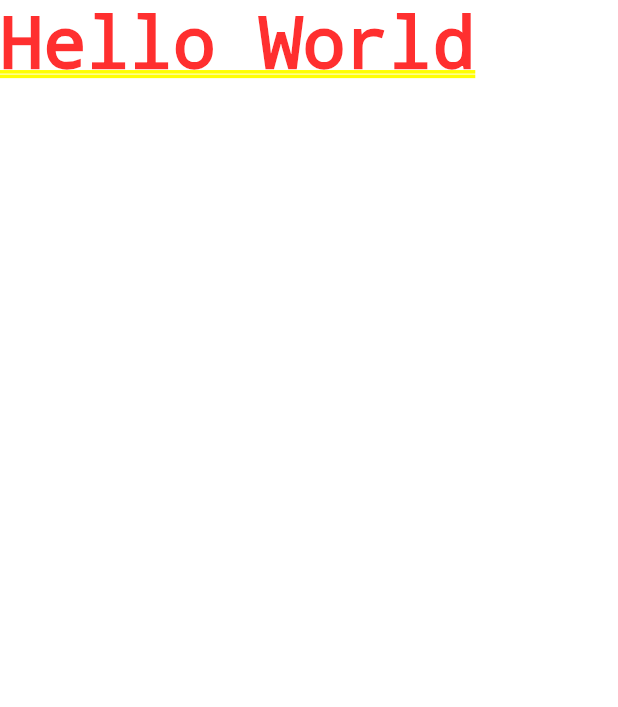
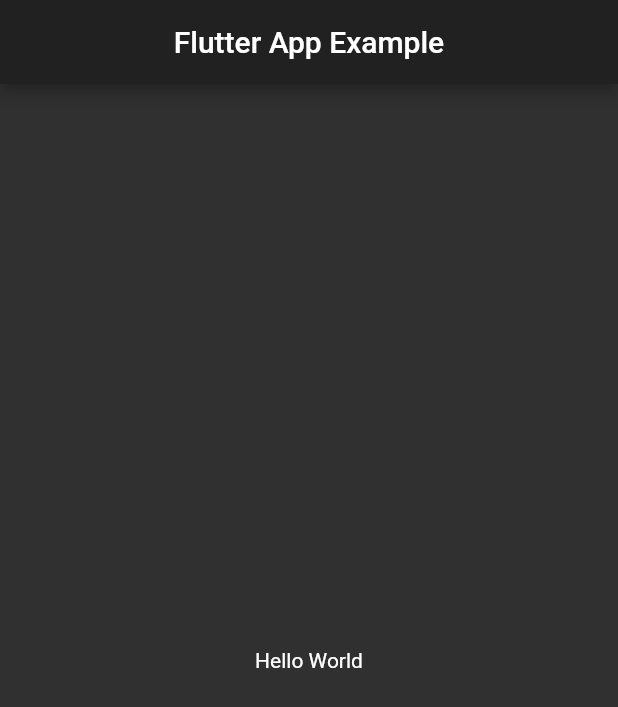
Before and after one commit to OpsonDuran/flutter_app_example, a Flutter app: the screen it shows after launch, on a phone screen of 412 x 824 dp. Shown: the top 707 px of the screen. Run offline on Flutter 3.47's test engine with Material 2 defaults, Android fonts, the phone set to English and light mode, and no system bars.

Commit message:
add widget Scaffold with Title in center of  AppBar

```diff
--- a/lib/main.dart
+++ b/lib/main.dart
@@ -9,7 +9,14 @@ class MyApp extends StatelessWidget {
     return MaterialApp(
       theme: ThemeData.dark(),
       home: Container(
-        child: Text("Hello World"),
+        child: Scaffold(
+          appBar: AppBar(
+            title: Text("Flutter App Example"),
+            centerTitle: true,
+          ),
+          body: Center(
+            child: Text("Hello World"),)
+        ),
       ),
     );
   }
```
